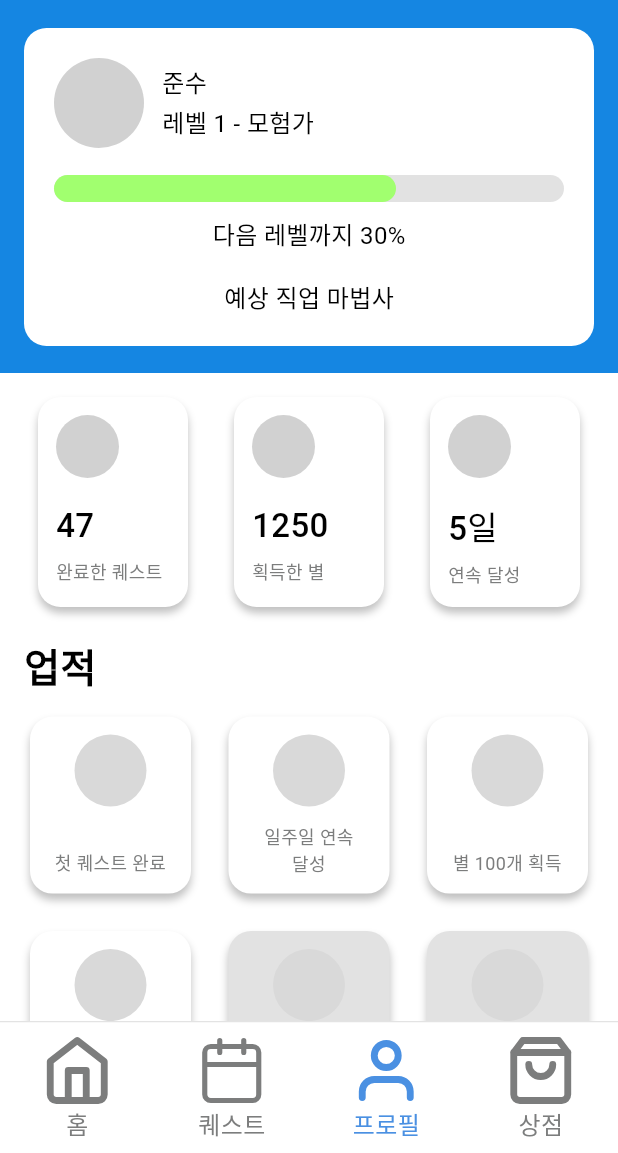
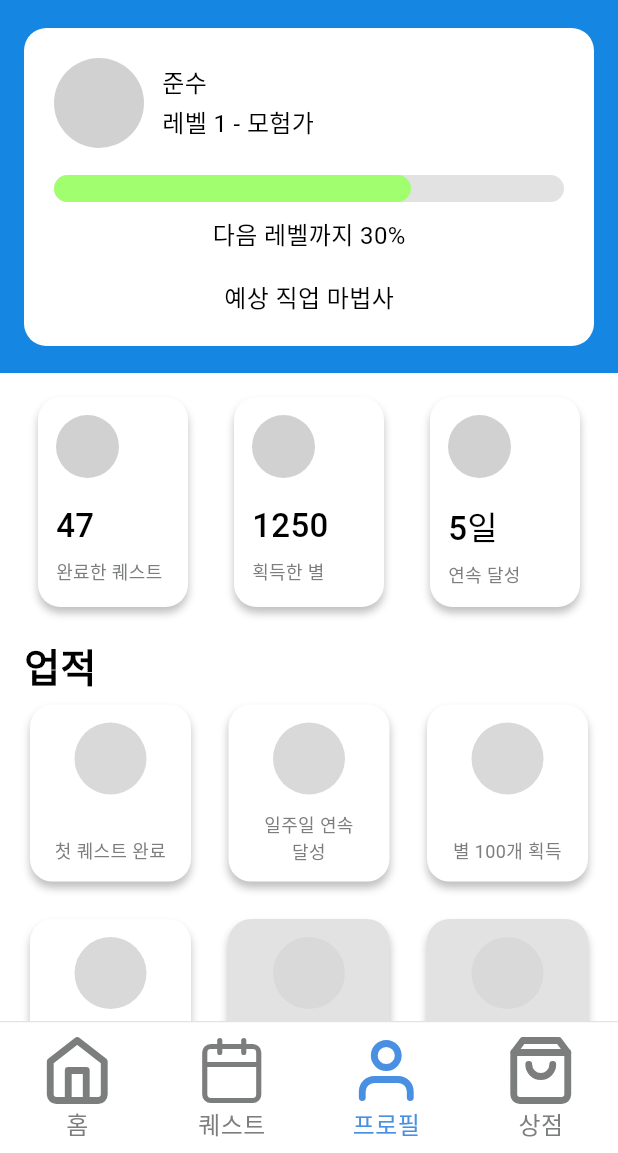
Before and after one commit to IS4Ps/frontend, a Flutter app: the screen it shows after launch, item 3 of the bottom bar chosen, on a phone screen of 412 x 824 dp, the part 83-1236 px from its top. Run offline on Flutter 3.47's test engine with Material 3 defaults, Android fonts, the light colour scheme and no system bars; our stand-ins replace flutter_svg.

```diff
--- a/lib/screens/profile/profile_screen.dart
+++ b/lib/screens/profile/profile_screen.dart
@@ -6,15 +6,18 @@ class ProfileScreen extends StatelessWidget {
 
   @override
   Widget build(BuildContext context) {
+    final topPadding = MediaQuery.of(context).padding.top;
+
     return Scaffold(
       backgroundColor: Colors.white,
-      body: SafeArea(
-        child: SingleChildScrollView(
+      body: SingleChildScrollView(
+        physics: const ClampingScrollPhysics(),
         child: Column(
           children: [
-              // 상단 파란 영역
+            // 상단 파란 영역 + 상태바 높이 포함
             Container(
               width: double.infinity,
+              padding: EdgeInsets.only(top: topPadding),
               color: const Color(0xFF1586E2),
               child: Column(
                 children: [
@@ -97,7 +100,9 @@ class ProfileScreen extends StatelessWidget {
                         ),
                         const SizedBox(height: 18),
 
-                          Stack(
+                        LayoutBuilder(
+                          builder: (context, constraints) {
+                            return Stack(
                               children: [
                                 Container(
                                   width: double.infinity,
@@ -108,7 +113,7 @@ class ProfileScreen extends StatelessWidget {
                                   ),
                                 ),
                                 Container(
-                                width: 228,
+                                  width: constraints.maxWidth * 0.7, // 70%
                                   height: 18,
                                   decoration: BoxDecoration(
                                     color: const Color(0xFFA1FF6F),
@@ -116,7 +121,10 @@ class ProfileScreen extends StatelessWidget {
                                   ),
                                 ),
                               ],
+                            );
+                          },
                         ),
+
                         const SizedBox(height: 10),
                         const Text(
                           '다음 레벨까지 30%',
@@ -166,7 +174,7 @@ class ProfileScreen extends StatelessWidget {
 
             // 업적 제목
             const Padding(
-                padding: EdgeInsets.fromLTRB(16, 20, 16, 8),
+              padding: EdgeInsets.fromLTRB(16, 20, 16, 0),
               child: Align(
                 alignment: Alignment.centerLeft,
                 child: Text(
@@ -174,7 +182,7 @@ class ProfileScreen extends StatelessWidget {
                   style: TextStyle(
                     color: Colors.black,
                     fontSize: 26,
-                      fontWeight: FontWeight.w600
+                    fontWeight: FontWeight.w600,
                   ),
                 ),
               ),
@@ -183,6 +191,9 @@ class ProfileScreen extends StatelessWidget {
             // 업적 카드 그리드
             Padding(
               padding: const EdgeInsets.fromLTRB(20, 8, 20, 24),
+              child: MediaQuery.removePadding(
+                context: context,
+                removeTop: true,
                 child: GridView.count(
                   shrinkWrap: true,
                   physics: const NeverScrollableScrollPhysics(),
@@ -204,6 +215,7 @@ class ProfileScreen extends StatelessWidget {
                       disabled: true,
                     ),
                   ],
+                ),
               ),
             ),
 
@@ -244,7 +256,6 @@ class ProfileScreen extends StatelessWidget {
           ],
         ),
       ),
-      ),
     );
   }
 }
@@ -275,11 +286,11 @@ class _StatCard extends StatelessWidget {
         ],
       ),
       child: Column(
-        crossAxisAlignment: CrossAxisAlignment.start, // ← 추가
+        crossAxisAlignment: CrossAxisAlignment.start,
         children: [
           const SizedBox(height: 12),
           Padding(
-            padding: const EdgeInsets.only(left: 12), // ← 원 왼쪽 여백
+            padding: const EdgeInsets.only(left: 12),
             child: Container(
               width: 42,
               height: 42,
@@ -291,19 +302,19 @@ class _StatCard extends StatelessWidget {
           ),
           const SizedBox(height: 16),
           Padding(
-            padding: const EdgeInsets.only(left: 12), // ← 숫자 왼쪽 여백
+            padding: const EdgeInsets.only(left: 12),
             child: Text(
               value,
               style: const TextStyle(
                 color: Colors.black,
                 fontSize: 22,
-                fontWeight: FontWeight.w500
+                fontWeight: FontWeight.w500,
               ),
             ),
           ),
           const SizedBox(height: 6),
           Padding(
-            padding: const EdgeInsets.only(left: 12), // ← 글씨 왼쪽 여백
+            padding: const EdgeInsets.only(left: 12),
             child: Text(
               label,
               textAlign: TextAlign.left,
```
Lines whose indentation alone changed are shown as unchanged.
